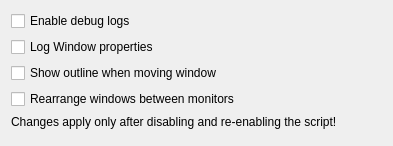
This is contents/ui/config.ui in ragusa87/kde-tiling-on-drag as Qt 5 draws it before an edit. The edited form follows.
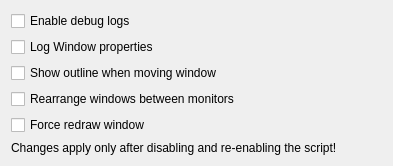
This is the edited form.

Commit message: Add config to skip force-redraw and avoid flickering

```diff
--- a/contents/ui/config.ui
+++ b/contents/ui/config.ui
@@ -52,6 +52,13 @@
     </widget>
    </item>
    <item row="4" column="0">
+    <widget class="QCheckBox" name="kcfg_forceRedraw">
+     <property name="text">
+      <string>Force redraw window</string>
+     </property>
+    </widget>
+   </item>
+   <item row="5" column="0">
     <widget class="QLabel" name="label" >
      <property name="text">
       <string>Changes apply only after disabling and re-enabling the script!</string>
```
The commit also changes 3 other files.
